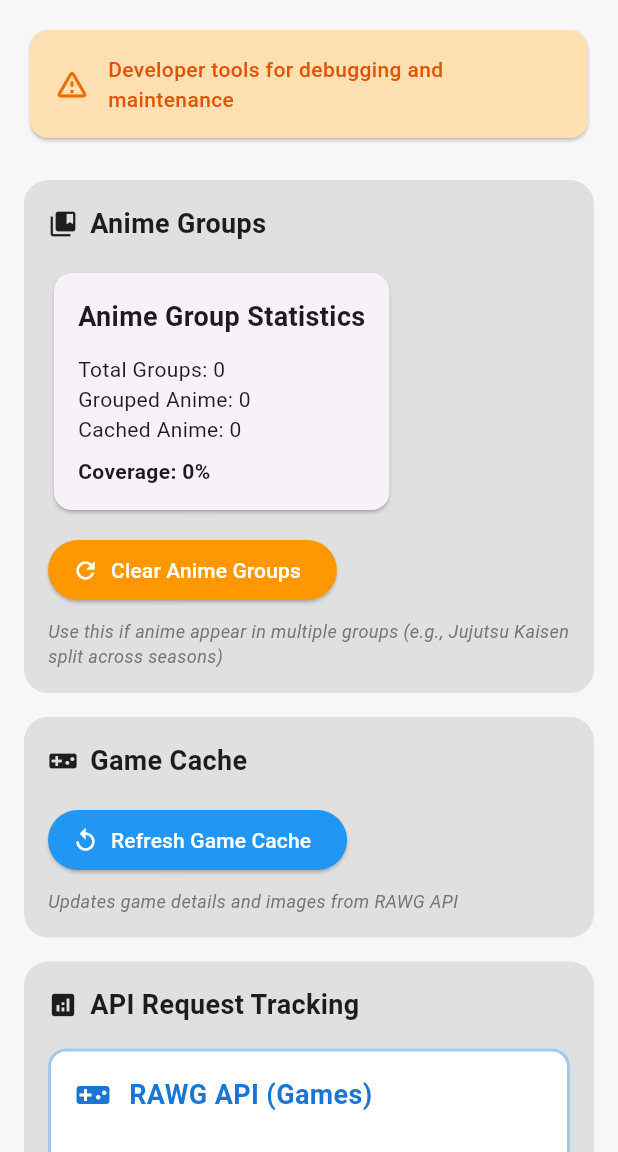
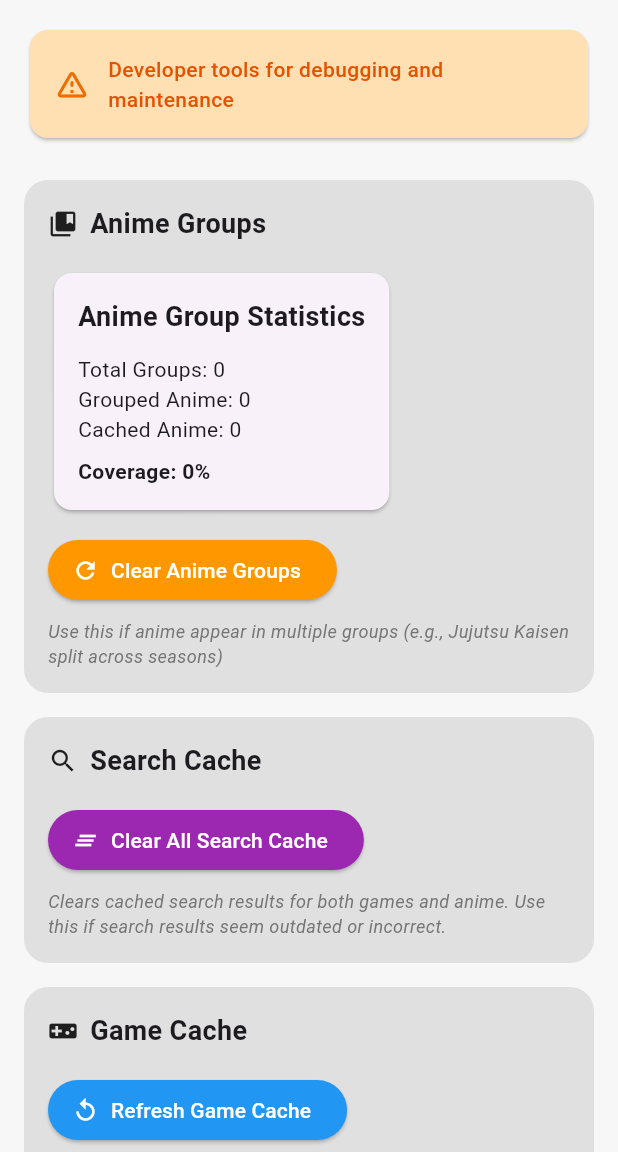
Before and after one commit to Robbo04/Flutter_GeekHobbyApp, a Flutter app: the DeveloperPage screen opened directly, on a phone screen of 412 x 824 dp, the part 84-1236 px from its top. Run offline on Flutter 3.47's test engine with Material 3 defaults, Android fonts, the phone set to English and light mode, and no system bars; our stand-ins replace flutter_dotenv, graphql_flutter, hive, hive_flutter; accounts and stored records are empty; generated files the repository leaves out were written again; network calls fail.

Commit message:
improved searching
went from searching by recently added to sorting by relevance to input. still not perfect but closer to goal. added clear search cache in dev debug

```diff
--- a/app_geek_hobby_app/lib/Pages/developer.dart
+++ b/app_geek_hobby_app/lib/Pages/developer.dart
@@ -60,6 +60,47 @@ class DeveloperPage extends StatelessWidget {
                 AppSpacing.verticalSm,
                 Text(
                   'Use this if anime appear in multiple groups (e.g., Jujutsu Kaisen split across seasons)',
+                  style: TextStyle(
+                    fontSize: 12,
+                    color: Colors.grey[600],
+                    fontStyle: FontStyle.italic,
+                  ),
+                ),
+              ],
+            ),
+
+            AppSpacing.verticalLg,
+
+            // Anime Cache Section
+            _buildSection(
+              title: 'Search Cache',
+              icon: Icons.search,
+              children: [
+                ElevatedButton.icon(
+                  onPressed: () => DialogHelpers.executeAsyncAction(
+                    context,
+                    confirmTitle: 'Clear All Search Cache',
+                    confirmContent:
+                        'This will clear all cached search results for both games and anime. '
+                        'New searches will fetch fresh data from RAWG and AniList APIs. '
+                        'This is useful after updating search algorithms.',
+                    confirmText: 'Clear Cache',
+                    successMessage: 'All search cache cleared!',
+                    action: () async {
+                      await AniListService.instance.clearSearchCache();
+                      await RawgService.instance.clearSearchCache();
+                    },
+                  ),
+                  icon: const Icon(Icons.clear_all),
+                  label: const Text('Clear All Search Cache'),
+                  style: ElevatedButton.styleFrom(
+                    backgroundColor: Colors.purple,
+                    foregroundColor: Colors.white,
+                  ),
+                ),
+                AppSpacing.verticalSm,
+                Text(
+                  'Clears cached search results for both games and anime. Use this if search results seem outdated or incorrect.',
                   style: TextStyle(
                     fontSize: 12,
                     color: Colors.grey[600],
--- a/app_geek_hobby_app/lib/Pages/search.dart
+++ b/app_geek_hobby_app/lib/Pages/search.dart
@@ -32,7 +32,11 @@ class _SearchPageState extends State<SearchPage> {
     if (q.isEmpty) return;
     setState(() {
       _lastQuery = q;
-      _searchFuture = _searchGames ? _rawgService.fetchGames(search: q) : null;
+      _searchFuture = _searchGames ? _rawgService.fetchGames(
+        search: q,
+        pageSize: 40, // Show more results for searches
+        searchPrecise: true, // Prioritize exact matches
+      ) : null;
       _searchAnimeFuture = _searchAnime ? _anilistService.searchAnime(search: q) : null;
     });
   }
--- a/app_geek_hobby_app/lib/Services/anilist/anilist_cache.dart
+++ b/app_geek_hobby_app/lib/Services/anilist/anilist_cache.dart
@@ -71,4 +71,14 @@ class AniListCache {
     final raw = searchBox.get(cacheKey);
     return (raw is List) ? raw.cast<int>() : null;
   }
+
+  /// Clear all search cache (useful when search algorithm changes)
+  Future<void> clearSearchCache() async {
+    await searchBox.clear();
+    // Clear search-related metadata
+    final searchKeys = metaBox.keys.where((key) => key.toString().startsWith('anilist|search='));
+    for (final key in searchKeys) {
+      await metaBox.delete(key);
+    }
+  }
 }
--- a/app_geek_hobby_app/lib/Services/anilist/anilist_queries.dart
+++ b/app_geek_hobby_app/lib/Services/anilist/anilist_queries.dart
@@ -10,7 +10,7 @@ class AniListQueries {
           lastPage
           hasNextPage
         }
-        media(search: \$search, type: \$type, sort: POPULARITY_DESC) {
+        media(search: \$search, type: \$type, sort: [SEARCH_MATCH, POPULARITY_DESC]) {
           id
           title {
             romaji
@@ -24,6 +24,7 @@ class AniListQueries {
             large
           }
           averageScore
+          popularity
           studios(isMain: true) {
             nodes {
               name
--- a/app_geek_hobby_app/lib/Services/anilist_service.dart
+++ b/app_geek_hobby_app/lib/Services/anilist_service.dart
@@ -266,6 +266,11 @@ class AniListService {
     return _grouping.clearAllGroups();
   }
 
+  /// Clear search cache (useful after search algorithm changes)
+  Future<void> clearSearchCache() async {
+    await _cache.clearSearchCache();
+  }
+
   // ==================== CLEANUP ====================
 
   void dispose() {
--- a/app_geek_hobby_app/lib/Services/rawg/rawg_api.dart
+++ b/app_geek_hobby_app/lib/Services/rawg/rawg_api.dart
@@ -33,17 +33,32 @@ class RawgAPI {
     int page = 1,
     int pageSize = 20,
     String ordering = '-added',
+    bool searchPrecise = false,
   }) async {
     final Map<String, String> params = {
       'key': apiKey,
       'page': page.toString(),
       'page_size': pageSize.toString(),
     };
-    if (search.isNotEmpty) params['search'] = search;
+    if (search.isNotEmpty) {
+      params['search'] = search;
+      // For searches, prioritize relevance over date added
+      if (ordering == '-added') {
+        params['ordering'] = '-relevance';
+      } else {
+        params['ordering'] = ordering;
+      }
+      // Enable precise search for better exact matches
+      if (searchPrecise) {
+        params['search_precise'] = 'true';
+      }
+    } else {
+      // No search term, use provided ordering
+      if (ordering.isNotEmpty) params['ordering'] = ordering;
+    }
     if (genre != null && genre.isNotEmpty) {
       params['genres'] = genre;
     }
-    if (ordering.isNotEmpty) params['ordering'] = ordering;
 
     rateLimiter.checkRateLimit();
     final uri = Uri.https(_host, '$_basePath/games', params);
--- a/app_geek_hobby_app/lib/Services/rawg/rawg_cache.dart
+++ b/app_geek_hobby_app/lib/Services/rawg/rawg_cache.dart
@@ -75,6 +75,16 @@ class RawgCache {
     await searchBox.clear();
   }
 
+  /// Clear only search cache (keeps game data intact)
+  Future<void> clearSearchCache() async {
+    await searchBox.clear();
+    // Clear search-related metadata
+    final searchKeys = metaBox.keys.where((key) => key.toString().startsWith('rawg|search='));
+    for (final key in searchKeys) {
+      await metaBox.delete(key);
+    }
+  }
+
   /// Get total number of cached games
   int get totalCachedGames => gamesBox.length;
 }
--- a/app_geek_hobby_app/lib/Services/rawg_service.dart
+++ b/app_geek_hobby_app/lib/Services/rawg_service.dart
@@ -58,9 +58,10 @@ class RawgService {
     String ordering = '-added',
     int daysToCache = 30,
     Duration cacheTTLHours = const Duration(days: 3),
+    bool searchPrecise = false,
   }) async {
     final cacheKey =
-        'rawg|search=$search|genre=${genre ?? ''}|page=$page|pageSize=$pageSize|ordering=$ordering';
+        'rawg|search=$search|genre=${genre ?? ''}|page=$page|pageSize=$pageSize|ordering=$ordering|precise=$searchPrecise';
 
     // Check cache first
     final idList = _cache.getCachedSearchResults(cacheKey);
@@ -79,6 +80,7 @@ class RawgService {
       page: page,
       pageSize: pageSize,
       ordering: ordering,
+      searchPrecise: searchPrecise,
     );
     if (gamesList.isEmpty) return [];
 
@@ -320,6 +322,11 @@ class RawgService {
     await _cache.clearCache();
   }
 
+  /// Clear search cache (useful after search algorithm changes)
+  Future<void> clearSearchCache() async {
+    await _cache.clearSearchCache();
+  }
+
   // ==================== CLEANUP ====================
 
   /// Do not close an injected client here. Caller manages lifecycle.
```
